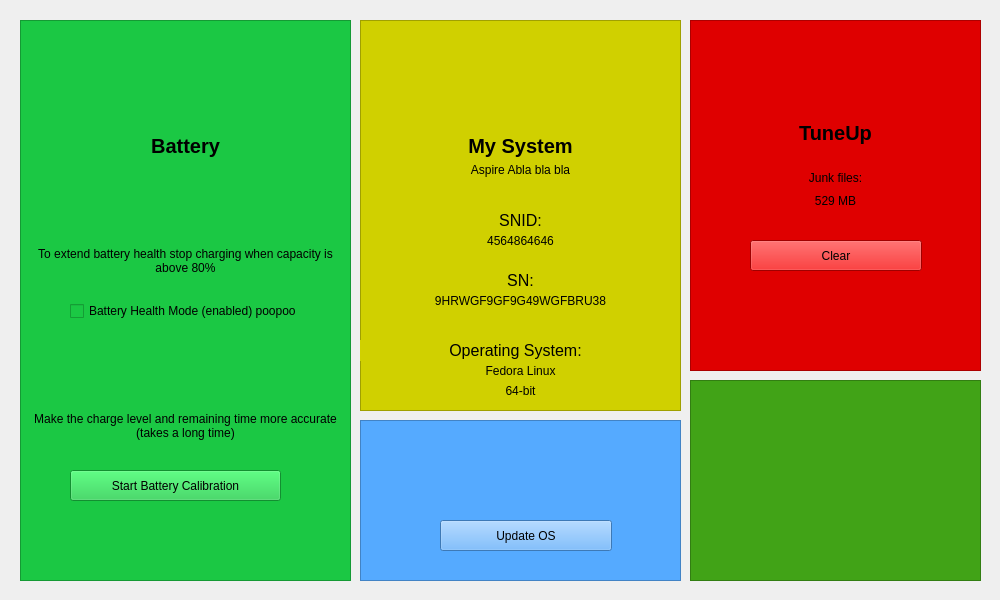
Above: care_center.ui from JonathanY234/Acer-Battery-Manager-for-Linux before the change. Below: the same form after it.
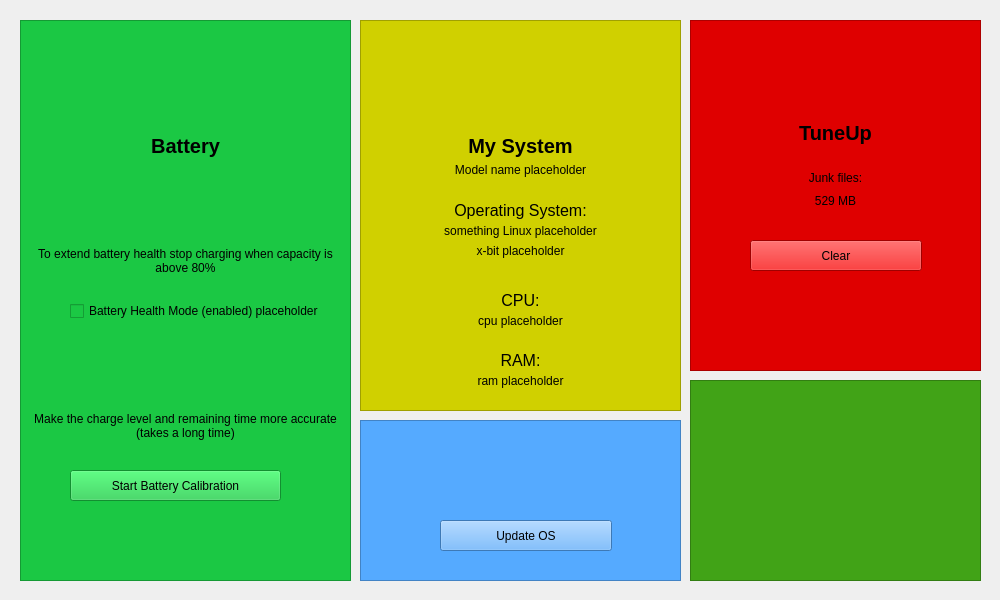
That is the form after the change. Icons and pictures are not drawn.

```diff
--- a/care_center.ui
+++ b/care_center.ui
@@ -106,7 +106,7 @@
       </font>
      </property>
      <property name="text">
-      <string>Aspire Abla bla bla</string>
+      <string>Model name placeholder</string>
      </property>
      <property name="alignment">
       <set>Qt::AlignmentFlag::AlignCenter</set>
@@ -116,7 +116,7 @@
      <property name="geometry">
       <rect>
        <x>10</x>
-       <y>190</y>
+       <y>330</y>
        <width>301</width>
        <height>21</height>
       </rect>
@@ -127,7 +127,7 @@
       </font>
      </property>
      <property name="text">
-      <string>SNID:</string>
+      <string>RAM:</string>
      </property>
      <property name="alignment">
       <set>Qt::AlignmentFlag::AlignCenter</set>
@@ -137,7 +137,7 @@
      <property name="geometry">
       <rect>
        <x>10</x>
-       <y>210</y>
+       <y>350</y>
        <width>301</width>
        <height>21</height>
       </rect>
@@ -148,7 +148,7 @@
       </font>
      </property>
      <property name="text">
-      <string>4564864646</string>
+      <string>ram placeholder</string>
      </property>
      <property name="alignment">
       <set>Qt::AlignmentFlag::AlignCenter</set>
@@ -158,27 +158,6 @@
      <property name="geometry">
       <rect>
        <x>10</x>
-       <y>250</y>
-       <width>301</width>
-       <height>21</height>
-      </rect>
-     </property>
-     <property name="font">
-      <font>
-       <pointsize>12</pointsize>
-      </font>
-     </property>
-     <property name="text">
-      <string>SN:</string>
-     </property>
-     <property name="alignment">
-      <set>Qt::AlignmentFlag::AlignCenter</set>
-     </property>
-    </widget>
-    <widget class="QLabel" name="label_7">
-     <property name="geometry">
-      <rect>
-       <x>10</x>
        <y>270</y>
        <width>301</width>
        <height>21</height>
@@ -186,11 +165,32 @@
      </property>
      <property name="font">
       <font>
+       <pointsize>12</pointsize>
+      </font>
+     </property>
+     <property name="text">
+      <string>CPU:</string>
+     </property>
+     <property name="alignment">
+      <set>Qt::AlignmentFlag::AlignCenter</set>
+     </property>
+    </widget>
+    <widget class="QLabel" name="cpuName">
+     <property name="geometry">
+      <rect>
+       <x>10</x>
+       <y>290</y>
+       <width>301</width>
+       <height>21</height>
+      </rect>
+     </property>
+     <property name="font">
+      <font>
        <pointsize>9</pointsize>
       </font>
      </property>
      <property name="text">
-      <string>9HRWGF9GF9G49WGFBRU38</string>
+      <string>cpu placeholder</string>
      </property>
      <property name="alignment">
       <set>Qt::AlignmentFlag::AlignCenter</set>
@@ -199,9 +199,9 @@
     <widget class="QLabel" name="label_8">
      <property name="geometry">
       <rect>
-       <x>0</x>
-       <y>320</y>
-       <width>311</width>
+       <x>10</x>
+       <y>180</y>
+       <width>301</width>
        <height>21</height>
       </rect>
      </property>
@@ -221,7 +221,7 @@
      <property name="geometry">
       <rect>
        <x>10</x>
-       <y>340</y>
+       <y>200</y>
        <width>301</width>
        <height>21</height>
       </rect>
@@ -232,7 +232,7 @@
       </font>
      </property>
      <property name="text">
-      <string>Fedora Linux</string>
+      <string>something Linux placeholder</string>
      </property>
      <property name="alignment">
       <set>Qt::AlignmentFlag::AlignCenter</set>
@@ -242,7 +242,7 @@
      <property name="geometry">
       <rect>
        <x>10</x>
-       <y>360</y>
+       <y>220</y>
        <width>301</width>
        <height>21</height>
       </rect>
@@ -253,7 +253,7 @@
       </font>
      </property>
      <property name="text">
-      <string>64-bit</string>
+      <string>x-bit placeholder</string>
      </property>
      <property name="alignment">
       <set>Qt::AlignmentFlag::AlignCenter</set>
@@ -325,7 +325,7 @@
       </font>
      </property>
      <property name="text">
-      <string>Battery Health Mode (enabled) poopoo</string>
+      <string>Battery Health Mode (enabled) placeholder</string>
      </property>
      <property name="checkable">
       <bool>true</bool>
```
Left out of the diff: 24 changed lines with no effect on the pictures.
